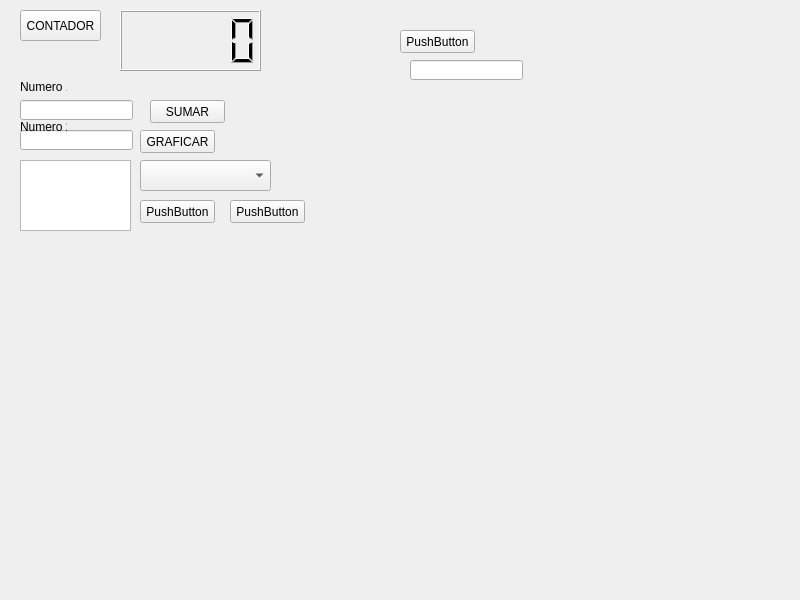
Before: the Qt Designer form widget.ui in victor9925/Qtserial, drawn with Qt 5.
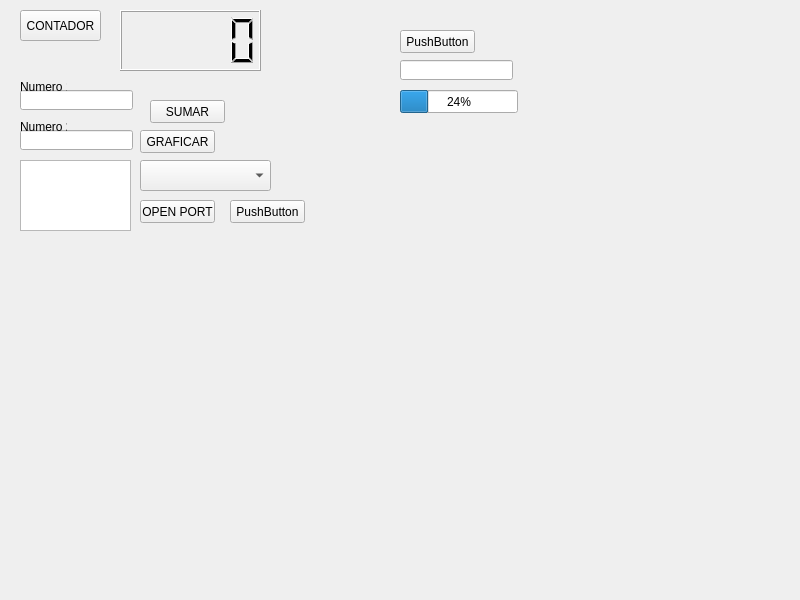
After: the same form once the commit is applied. Custom widgets are drawn as their Qt base class.

```diff
--- a/widget.ui
+++ b/widget.ui
@@ -40,7 +40,7 @@
    <property name="geometry">
     <rect>
      <x>20</x>
-     <y>100</y>
+     <y>90</y>
      <width>113</width>
      <height>20</height>
     </rect>
@@ -128,7 +128,7 @@
     </rect>
    </property>
    <property name="text">
-    <string>PushButton</string>
+    <string>OPEN PORT</string>
    </property>
   </widget>
   <widget class="QPushButton" name="pushButton_4">
@@ -183,13 +183,26 @@
   <widget class="QLineEdit" name="lineEdit_3">
    <property name="geometry">
     <rect>
-     <x>410</x>
+     <x>400</x>
      <y>60</y>
      <width>113</width>
      <height>20</height>
     </rect>
    </property>
   </widget>
+  <widget class="QProgressBar" name="progressBar">
+   <property name="geometry">
+    <rect>
+     <x>400</x>
+     <y>90</y>
+     <width>118</width>
+     <height>23</height>
+    </rect>
+   </property>
+   <property name="value">
+    <number>24</number>
+   </property>
+  </widget>
  </widget>
  <customwidgets>
   <customwidget>
```
